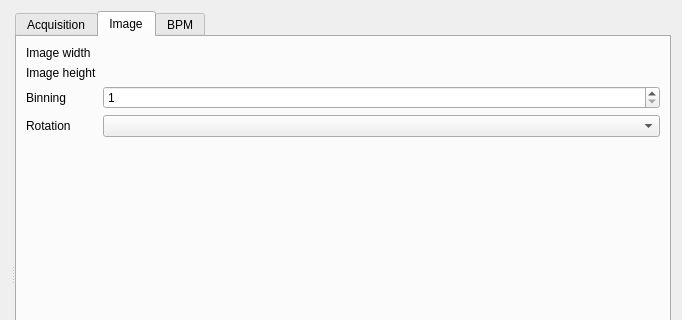
Qt form src/tgconf_beamviewer/panels/camera.ui (MaxIV-KitsControls/app-maxiv-beamviewer) before a commit; both pictures show x 0 to 682 and y 0 to 320 of the 682 by 547 pixel window.
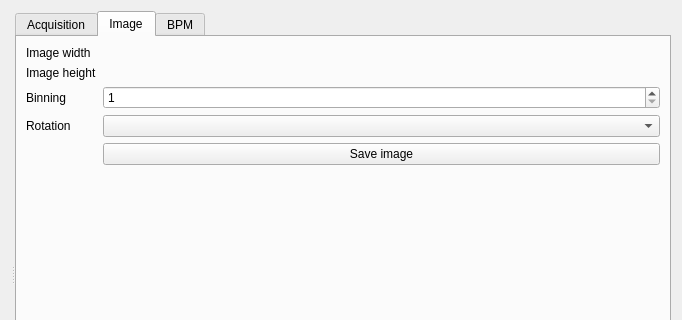
The same form after that commit. The open tabs and pages were chosen to show the change. Custom widgets are drawn as their Qt base class.

What changed in the file:
```diff
--- a/src/tgconf_beamviewer/panels/camera.ui
+++ b/src/tgconf_beamviewer/panels/camera.ui
@@ -177,6 +177,13 @@
           </property>
          </widget>
         </item>
+        <item row="5" column="1">
+         <widget class="QPushButton" name="image_save_button">
+          <property name="text">
+           <string>Save image</string>
+          </property>
+         </widget>
+        </item>
        </layout>
       </widget>
       <widget class="QWidget" name="tab_3">
```
Left out of the diff: 88 changed lines with no effect on the pictures.
